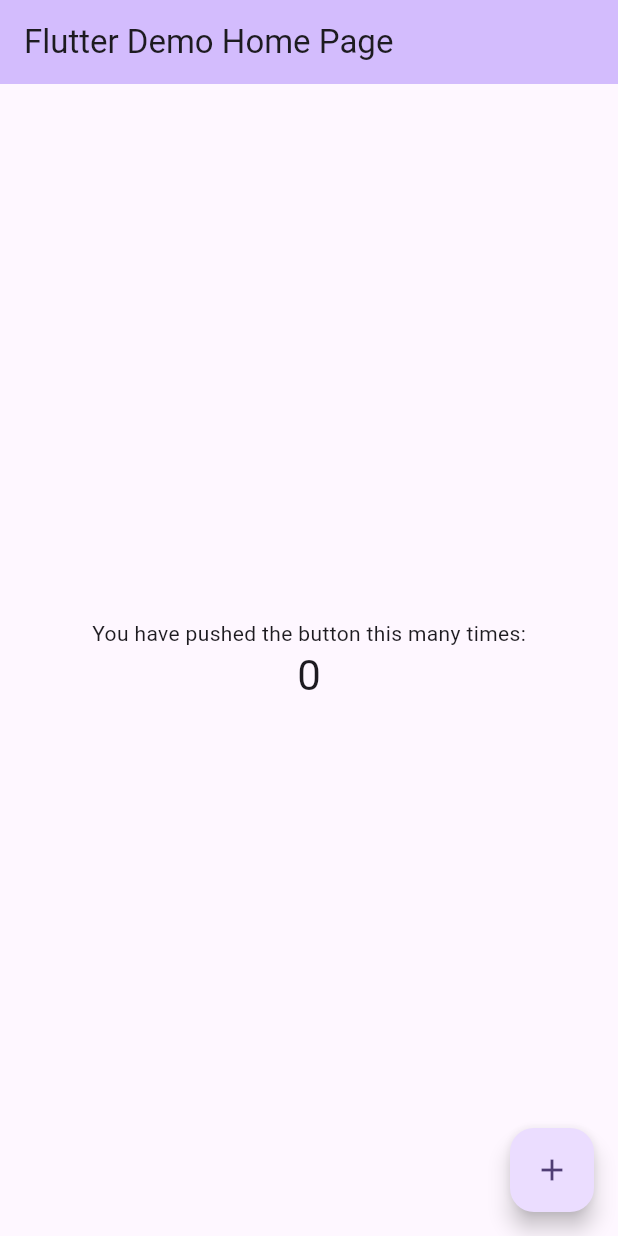
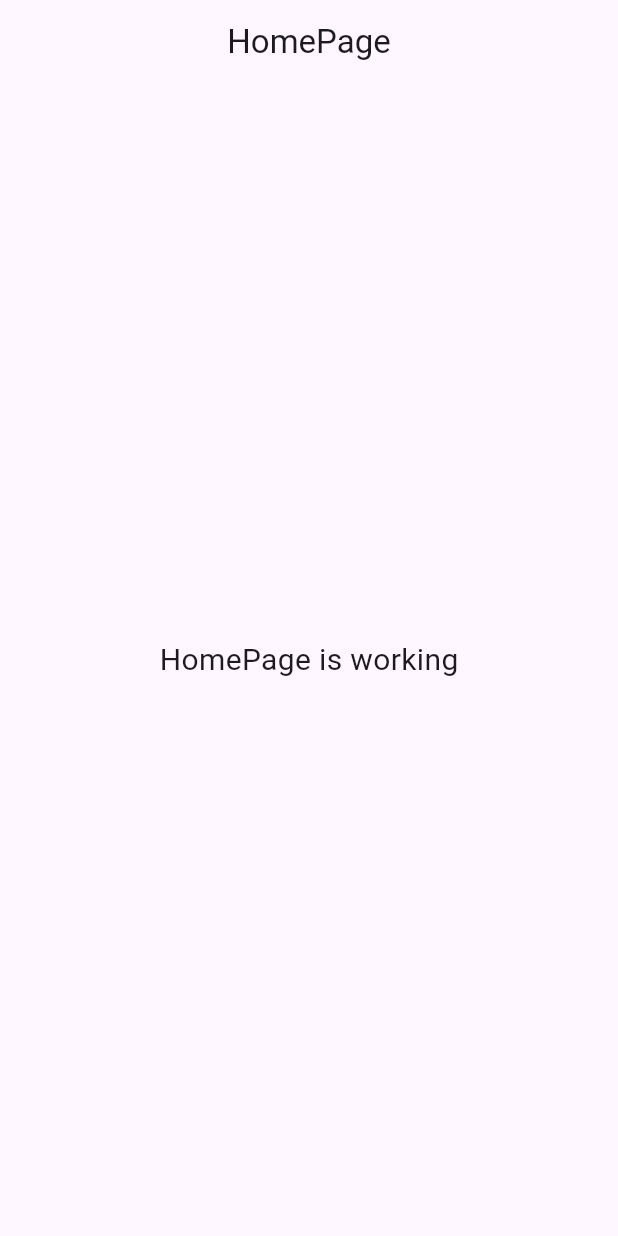
Before and after one commit to nahidhasannoyon/eco_meter, a Flutter app: the screen it shows after launch, on a phone screen of 412 x 824 dp. Run offline on Flutter 3.47's test engine with Material 3 defaults, Android fonts, the phone set to English and light mode, and no system bars; our stand-ins replace get.

Commit message:
Implement initial app structure with GetX integration and home module

```diff
--- /dev/null
+++ b/lib/app/modules/home/home_page.dart
@@ -0,0 +1,24 @@
+import 'package:flutter/material.dart';
+import 'package:get/get.dart';
+
+import 'home_controller.dart';
+
+class HomePage extends GetView<HomeController> {
+  const HomePage({super.key});
+
+  @override
+  Widget build(BuildContext context) {
+    return Scaffold(
+      appBar: AppBar(
+        title: const Text('HomePage'),
+        centerTitle: true,
+      ),
+      body: const Center(
+        child: Text(
+          'HomePage is working',
+          style: TextStyle(fontSize: 20),
+        ),
+      ),
+    );
+  }
+}
--- a/lib/main.dart
+++ b/lib/main.dart
@@ -1,122 +1,17 @@
 import 'package:flutter/material.dart';
+import 'package:get/get.dart';
+
+import 'app/core/bindings/application_bindings.dart';
+import 'app/routes/app_pages.dart';
 
 void main() {
-  runApp(const MyApp());
+  runApp(
+    GetMaterialApp(
+      debugShowCheckedModeBanner: false,
+      title: 'Your App Title',
+      initialBinding: ApplicationBindings(),
+      initialRoute: AppPages.INITIAL,
+      getPages: AppPages.routes,
+    ),
+  );
 }
-
-class MyApp extends StatelessWidget {
-  const MyApp({super.key});
-
-  // This widget is the root of your application.
-  @override
-  Widget build(BuildContext context) {
-    return MaterialApp(
-      title: 'Flutter Demo',
-      theme: ThemeData(
-        // This is the theme of your application.
-        //
-        // TRY THIS: Try running your application with "flutter run". You'll see
-        // the application has a purple toolbar. Then, without quitting the app,
-        // try changing the seedColor in the colorScheme below to Colors.green
-        // and then invoke "hot reload" (save your changes or press the "hot
-        // reload" button in a Flutter-supported IDE, or press "r" if you used
-        // the command line to start the app).
-        //
-        // Notice that the counter didn't reset back to zero; the application
-        // state is not lost during the reload. To reset the state, use hot
-        // restart instead.
-        //
-        // This works for code too, not just values: Most code changes can be
-        // tested with just a hot reload.
-        colorScheme: ColorScheme.fromSeed(seedColor: Colors.deepPurple),
-      ),
-      home: const MyHomePage(title: 'Flutter Demo Home Page'),
-    );
-  }
-}
-
-class MyHomePage extends StatefulWidget {
-  const MyHomePage({super.key, required this.title});
-
-  // This widget is the home page of your application. It is stateful, meaning
-  // that it has a State object (defined below) that contains fields that affect
-  // how it looks.
-
-  // This class is the configuration for the state. It holds the values (in this
-  // case the title) provided by the parent (in this case the App widget) and
-  // used by the build method of the State. Fields in a Widget subclass are
-  // always marked "final".
-
-  final String title;
-
-  @override
-  State<MyHomePage> createState() => _MyHomePageState();
-}
-
-class _MyHomePageState extends State<MyHomePage> {
-  int _counter = 0;
-
-  void _incrementCounter() {
-    setState(() {
-      // This call to setState tells the Flutter framework that something has
-      // changed in this State, which causes it to rerun the build method below
-      // so that the display can reflect the updated values. If we changed
-      // _counter without calling setState(), then the build method would not be
-      // called again, and so nothing would appear to happen.
-      _counter++;
-    });
-  }
-
-  @override
-  Widget build(BuildContext context) {
-    // This method is rerun every time setState is called, for instance as done
-    // by the _incrementCounter method above.
-    //
-    // The Flutter framework has been optimized to make rerunning build methods
-    // fast, so that you can just rebuild anything that needs updating rather
-    // than having to individually change instances of widgets.
-    return Scaffold(
-      appBar: AppBar(
-        // TRY THIS: Try changing the color here to a specific color (to
-        // Colors.amber, perhaps?) and trigger a hot reload to see the AppBar
-        // change color while the other colors stay the same.
-        backgroundColor: Theme.of(context).colorScheme.inversePrimary,
-        // Here we take the value from the MyHomePage object that was created by
-        // the App.build method, and use it to set our appbar title.
-        title: Text(widget.title),
-      ),
-      body: Center(
-        // Center is a layout widget. It takes a single child and positions it
-        // in the middle of the parent.
-        child: Column(
-          // Column is also a layout widget. It takes a list of children and
-          // arranges them vertically. By default, it sizes itself to fit its
-          // children horizontally, and tries to be as tall as its parent.
-          //
-          // Column has various properties to control how it sizes itself and
-          // how it positions its children. Here we use mainAxisAlignment to
-          // center the children vertically; the main axis here is the vertical
-          // axis because Columns are vertical (the cross axis would be
-          // horizontal).
-          //
-          // TRY THIS: Invoke "debug painting" (choose the "Toggle Debug Paint"
-          // action in the IDE, or press "p" in the console), to see the
-          // wireframe for each widget.
-          mainAxisAlignment: MainAxisAlignment.center,
-          children: <Widget>[
-            const Text('You have pushed the button this many times:'),
-            Text(
-              '$_counter',
-              style: Theme.of(context).textTheme.headlineMedium,
-            ),
-          ],
-        ),
-      ),
-      floatingActionButton: FloatingActionButton(
-        onPressed: _incrementCounter,
-        tooltip: 'Increment',
-        child: const Icon(Icons.add),
-      ), // This trailing comma makes auto-formatting nicer for build methods.
-    );
-  }
-}
--- a/pubspec.yaml
+++ b/pubspec.yaml
@@ -34,6 +34,7 @@
   # The following adds the Cupertino Icons font to your application.
   # Use with the CupertinoIcons class for iOS style icons.
   cupertino_icons: ^1.0.8
+  get: ^4.7.2
 
 dev_dependencies:
   flutter_test:
```
Also changed, not shown: lib/app/core/bindings/application_bindings.dart (added, +8 -0 lines), lib/app/modules/home/home_binding.dart (added, +12 -0 lines), lib/app/modules/home/home_controller.dart (added, +20 -0 lines), lib/app/routes/app_pages.dart (added, +11 -0 lines), lib/app/routes/home_routes.dart (added, +18 -0 lines), pubspec.lock, 1 other file.
